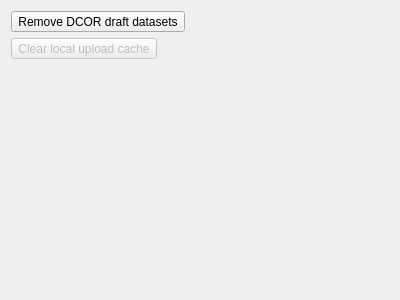
Before: the Qt Designer form dcoraid/gui/maintenance/widget_maintenance.ui in DCOR-dev/DCOR-Aid, drawn with Qt 5.
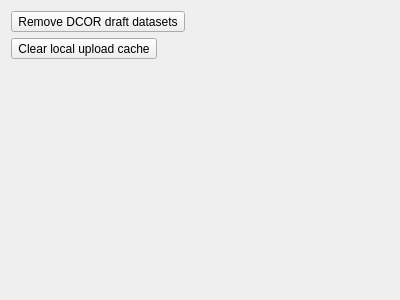
After: the same form once the commit is applied.

```diff
--- a/dcoraid/gui/maintenance/widget_maintenance.ui
+++ b/dcoraid/gui/maintenance/widget_maintenance.ui
@@ -25,10 +25,7 @@
     </widget>
    </item>
    <item>
-    <widget class="QToolButton" name="toolButton">
-     <property name="enabled">
-      <bool>false</bool>
-     </property>
+    <widget class="QToolButton" name="toolButton_cache">
      <property name="toolTip">
       <string>Remove the local DCOR-Aid cache directory (this directory might contain compressed resource files from unexpectedly interrupted uploads)</string>
      </property>
```
